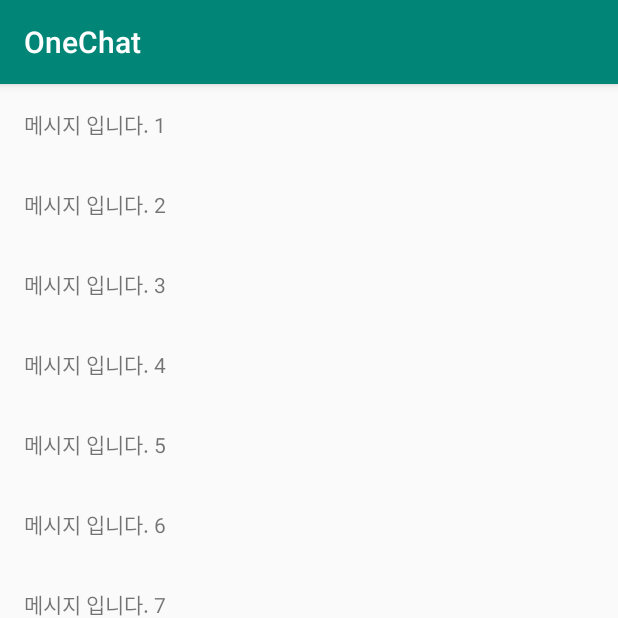
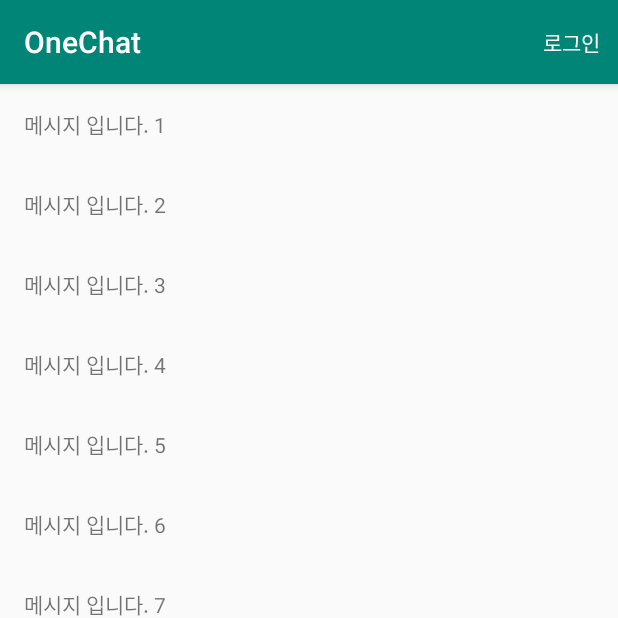
Before and after one commit to vigli-Lee/02OneChat, an Android app: the screen it shows after launch (MainActivity), after a tap on "게스트 로그인", on a phone screen of 412 x 824 dp, the top half of it. Run offline under Robolectric (Android 15) with nearby library versions, the phone set to English and light mode, and no system bars; our stand-ins replace data binding.

Commit message:
[func] 로그인 상태 저장과 컨텍스트 메뉴 추가

```diff
--- a/app/src/main/AndroidManifest.xml
+++ b/app/src/main/AndroidManifest.xml
@@ -15,7 +15,7 @@
                 <category android:name="android.intent.category.LAUNCHER" />
             </intent-filter>
         </activity>
-        <activity android:name=".MainActivity">
+        <activity android:name=".main.MainActivity">
 
         </activity>
     </application>
--- a/app/src/main/java/com/mobile/vigli/onechat/MainActivity.kt
+++ /dev/null
@@ -1,30 +0,0 @@
-package com.mobile.vigli.onechat
-
-import androidx.appcompat.app.AppCompatActivity
-import android.os.Bundle
-import android.widget.LinearLayout
-import android.widget.TextView
-import androidx.databinding.DataBindingUtil
-import androidx.recyclerview.widget.LinearLayoutManager
-import com.mobile.vigli.onechat.databinding.ActivityMainBinding
-
-class MainActivity : AppCompatActivity() {
-    lateinit var binding: ActivityMainBinding
-
-    override fun onCreate(savedInstanceState: Bundle?) {
-        super.onCreate(savedInstanceState)
-
-        binding = DataBindingUtil.setContentView(this, R.layout.activity_main)
-
-        var chatItems = ArrayList<ChatItem>()
-        for (idx in 1..100) {
-            var chatItem = ChatItem("메시지 입니다. $idx")
-            chatItems.add(chatItem)
-        }
-
-        var adapter = MainChatAdapter(chatItems)
-        var linearLayoutManager = LinearLayoutManager(this)
-        binding.rvChat.layoutManager = linearLayoutManager
-        binding.rvChat.adapter = adapter
-    }
-}
--- a/app/src/main/java/com/mobile/vigli/onechat/login/LoginActivity.kt
+++ b/app/src/main/java/com/mobile/vigli/onechat/login/LoginActivity.kt
@@ -1,14 +1,15 @@
 package com.mobile.vigli.onechat.login
 
+import android.app.Activity
 import android.content.Intent
 import android.os.Bundle
-import android.view.View
 import androidx.appcompat.app.AppCompatActivity
 import androidx.databinding.DataBindingUtil
 import com.mobile.vigli.onechat.BuildConfig
-import com.mobile.vigli.onechat.MainActivity
+import com.mobile.vigli.onechat.main.MainActivity
 import com.mobile.vigli.onechat.R
 import com.mobile.vigli.onechat.databinding.ActivityLoginBinding
+import com.mobile.vigli.onechat.util.SharedPreferenceUtil
 
 class LoginActivity : AppCompatActivity() {
     lateinit var binding: ActivityLoginBinding
@@ -20,23 +21,28 @@ class LoginActivity : AppCompatActivity() {
 
         binding.tvAppVersion.text = "(v${BuildConfig.VERSION_NAME})"
 
-        binding.btnLogin.setOnClickListener {
-            //로그인 엑티비티 -> 메인 엑티비티를 실행한다.
-            var startMainActivityIntent = Intent(this@LoginActivity, MainActivity::class.java)
-            startActivity(startMainActivityIntent)
-            //로그인 엑티비티를 종료한다.
-            finish()
+        if (SharedPreferenceUtil.getUserLogin(this)) {
+            startMainActivityAndFinish(true)
+        } else {
+            //로그인 버튼 클릭
+            binding.btnLogin.setOnClickListener {
+                setResult(Activity.RESULT_OK)
+                startMainActivityAndFinish(true)
+            }
+
+            //게스트 로그인 버튼 클릭
+            binding.btnGuest.setOnClickListener {
+                startMainActivityAndFinish(false)
+            }
         }
+    }
 
-
-        binding.btnGuest.setOnClickListener(object: View.OnClickListener {
-            override fun onClick(p0: View?) {
-                //로그인 엑티비티 -> 메인 엑티비티를 실행한다.
-                var startMainActivityIntent = Intent(this@LoginActivity, MainActivity::class.java)
-                startActivity(startMainActivityIntent)
-                //로그인 엑티비티를 종료한다.
-                finish()
-            }
-        })
+    private fun startMainActivityAndFinish(isLogin: Boolean) {
+        SharedPreferenceUtil.putIsLogin(this, isLogin)
+        //로그인 엑티비티 -> 메인 엑티비티를 실행한다.
+        var startMainActivityIntent = Intent(this@LoginActivity, MainActivity::class.java)
+        startActivity(startMainActivityIntent)
+        //로그인 엑티비티를 종료한다.
+        finish()
     }
 }
--- a/app/src/main/java/com/mobile/vigli/onechat/ChatItem.kt
+++ b/app/src/main/java/com/mobile/vigli/onechat/main/ChatItem.kt
@@ -1,4 +1,4 @@
-package com.mobile.vigli.onechat
+package com.mobile.vigli.onechat.main
 
 /**
  * 채팅 메시지 데이터 클래스
--- /dev/null
+++ b/app/src/main/java/com/mobile/vigli/onechat/main/MainActivity.kt
@@ -0,0 +1,67 @@
+package com.mobile.vigli.onechat.main
+
+import android.app.Activity
+import android.content.Intent
+import android.os.Bundle
+import android.view.Menu
+import android.view.MenuItem
+import android.widget.Toast
+import androidx.appcompat.app.AppCompatActivity
+import androidx.databinding.DataBindingUtil
+import androidx.recyclerview.widget.LinearLayoutManager
+import com.mobile.vigli.onechat.R
+import com.mobile.vigli.onechat.databinding.ActivityMainBinding
+import com.mobile.vigli.onechat.login.LoginActivity
+import com.mobile.vigli.onechat.util.SharedPreferenceUtil
+
+class MainActivity : AppCompatActivity() {
+    lateinit var binding: ActivityMainBinding
+    private var isLogin = false
+
+    override fun onCreate(savedInstanceState: Bundle?) {
+        super.onCreate(savedInstanceState)
+
+        isLogin = SharedPreferenceUtil.getUserLogin(this)
+
+        binding = DataBindingUtil.setContentView(this,
+            R.layout.activity_main
+        )
+
+        var chatItems = ArrayList<ChatItem>()
+        for (idx in 1..100) {
+            var chatItem = ChatItem("메시지 입니다. $idx")
+            chatItems.add(chatItem)
+        }
+
+        var linearLayoutManager = LinearLayoutManager(this)
+        var adapter = MainChatAdapter(chatItems)
+        binding.rvChat.layoutManager = linearLayoutManager
+        binding.rvChat.adapter = adapter
+    }
+
+    override fun onCreateOptionsMenu(menu: Menu?): Boolean {
+        menuInflater.inflate(R.menu.menu_main, menu)
+        return super.onCreateOptionsMenu(menu)
+    }
+
+    override fun onPrepareOptionsMenu(menu: Menu?): Boolean {
+        menu?.findItem(R.id.menuLogin)?.title = if (isLogin) "로그아웃" else "로그인"
+        return super.onPrepareOptionsMenu(menu)
+    }
+
+    override fun onOptionsItemSelected(item: MenuItem): Boolean {
+        when (item.itemId) {
+            R.id.menuLogin -> {
+                if (isLogin) {
+                    //로그아웃 선택
+                    item.title = "로그인"
+                    SharedPreferenceUtil.putIsLogin(this, false)
+                    isLogin = false
+                    Toast.makeText(this, "로그아웃 됐습니다.", Toast.LENGTH_SHORT).show()
+                }
+            }
+        }
+
+        return super.onOptionsItemSelected(item)
+    }
+}
--- a/app/src/main/java/com/mobile/vigli/onechat/MainChatAdapter.kt
+++ b/app/src/main/java/com/mobile/vigli/onechat/main/MainChatAdapter.kt
@@ -1,4 +1,4 @@
-package com.mobile.vigli.onechat
+package com.mobile.vigli.onechat.main
 
 import android.view.LayoutInflater
 import android.view.View
@@ -6,6 +6,7 @@ import android.view.ViewGroup
 import android.widget.Toast
 import androidx.databinding.DataBindingUtil
 import androidx.recyclerview.widget.RecyclerView
+import com.mobile.vigli.onechat.R
 import com.mobile.vigli.onechat.databinding.ItemChattingBinding
 
 class MainChatAdapter(var chatItems: ArrayList<ChatItem>): RecyclerView.Adapter<MainChatAdapter.ChatViewHolder>() {
--- /dev/null
+++ b/app/src/main/java/com/mobile/vigli/onechat/util/SharedPreferenceUtil.kt
@@ -0,0 +1,32 @@
+package com.mobile.vigli.onechat.util
+
+import android.content.Context
+
+object SharedPreferenceUtil {
+    /**
+     * 로그인 여부를 저장한다.
+     *
+     * @param context
+     * @param isLogin
+     */
+    fun putIsLogin(context: Context, isLogin: Boolean) {
+        var sp = context.getSharedPreferences(NAME_PREF, Context.MODE_PRIVATE)
+        var edit = sp.edit()
+        edit.putBoolean(KEY_PREF_IS_LOGIN, isLogin)
+        edit.commit()
+    }
+
+    /**
+     * 로그인 여부를 가져온다.
+     *
+     * @param context
+     * @return
+     */
+    fun getUserLogin(context: Context): Boolean {
+        var sp = context.getSharedPreferences(NAME_PREF, Context.MODE_PRIVATE)
+        return sp.getBoolean(KEY_PREF_IS_LOGIN, false)
+    }
+
+    private const val NAME_PREF = "pref"
+    private const val KEY_PREF_IS_LOGIN = "key_is_login"
+}
--- /dev/null
+++ b/app/src/main/res/menu/menu_main.xml
@@ -0,0 +1,7 @@
+<?xml version="1.0" encoding="utf-8"?>
+<menu xmlns:android="http://schemas.android.com/apk/res/android"
+    xmlns:app="http://schemas.android.com/apk/res-auto">
+    <item android:id="@+id/menuLogin"
+        android:title="로그인"
+        app:showAsAction="ifRoom"></item>
+</menu>
```
